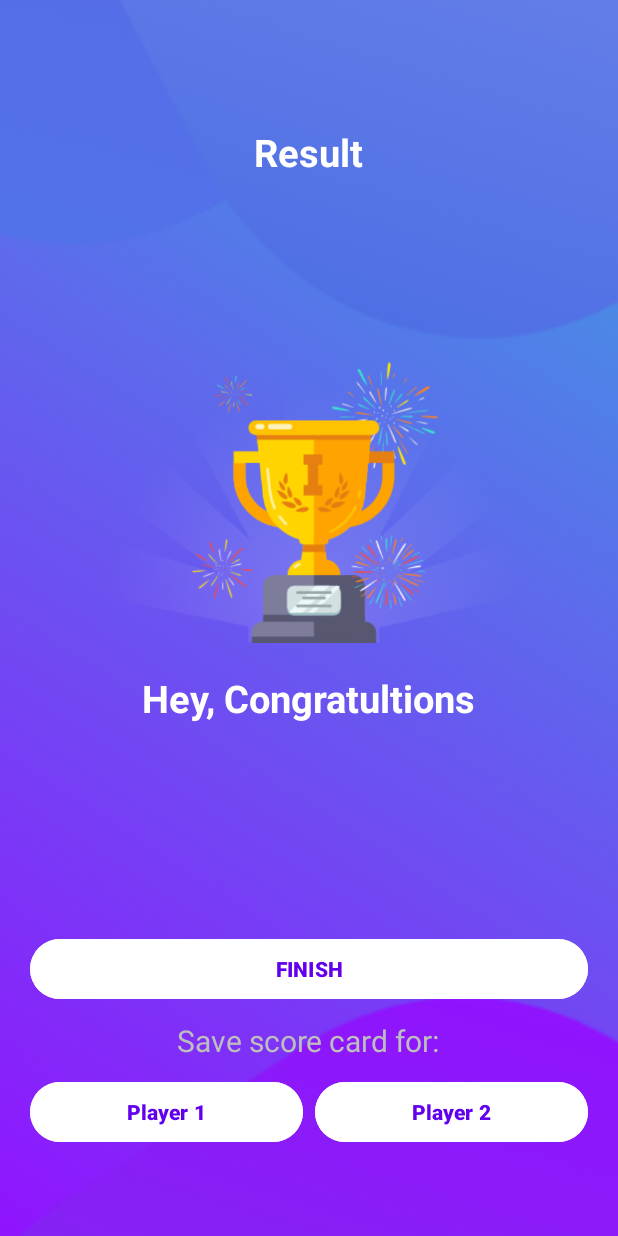
After one commit to chayan-dev/Quizzy, an Android app: the ResultFragment screen opened through its navigation route, on a phone screen of 412 x 824 dp. The commit adds this screen. Run offline under Robolectric (Android 15) with nearby library versions, the phone set to English and light mode, and no system bars; 2 statements that could not run were skipped.

```diff
--- a/app/build.gradle
+++ b/app/build.gradle
@@ -30,6 +30,9 @@ android {
     }
     kotlinOptions {
         jvmTarget = '1.8'
+    }
+    buildFeatures{
+        viewBinding true
     }
 }
 
--- /dev/null
+++ b/app/src/main/java/com/example/quizzy/QuestionFragment.kt
@@ -0,0 +1,73 @@
+package com.example.quizzy
+
+import android.os.Bundle
+import android.util.Log
+import androidx.fragment.app.Fragment
+import android.view.LayoutInflater
+import android.view.View
+import android.view.ViewGroup
+import androidx.fragment.app.activityViewModels
+import androidx.lifecycle.Observer
+import androidx.navigation.fragment.findNavController
+import androidx.recyclerview.widget.LinearLayoutManager
+import com.example.quizzy.databinding.FragmentQuestionBinding
+
+class QuestionFragment : Fragment() {
+
+  private lateinit var binding: FragmentQuestionBinding
+  private lateinit var optionsAdapter: OptionsAdapter
+  private val viewModel by activityViewModels<MainViewModel>()
+
+  override fun onCreateView(
+    inflater: LayoutInflater, container: ViewGroup?,
+    savedInstanceState: Bundle?
+  ): View? {
+    // Inflate the layout for this fragment
+    binding = FragmentQuestionBinding.inflate(inflater, container, false)
+
+    optionsAdapter = OptionsAdapter(listOf(), -1) { onOptionClickAction(it) }
+    binding.rvOptions.layoutManager = LinearLayoutManager(context)
+    binding.rvOptions.adapter = optionsAdapter
+
+    viewModel.getQuestions()
+
+    return binding.root
+  }
+
+  override fun onViewCreated(view: View, savedInstanceState: Bundle?) {
+    super.onViewCreated(view, savedInstanceState)
+
+    viewModel.currQuestion.observe(viewLifecycleOwner, Observer {
+      binding.tvQuestion.text = it.question
+      optionsAdapter.options = it.options
+      optionsAdapter.correctOp = it.options.indexOf(it.correctAnswer)
+      optionsAdapter.notifyDataSetChanged()
+    })
+
+    viewModel.btnText.observe(viewLifecycleOwner, Observer {
+      binding.btnSubmit.text = it
+    })
+
+    binding.btnSubmit.setOnClickListener {
+      if(binding.btnSubmit.text == "FINISH"){
+        findNavController().navigate(R.id.action_questionFragment_to_resultFragment)
+      }
+      else{
+        if(binding.btnSubmit.text == "submit"){
+          optionsAdapter.showCorrectOption()
+        }
+        viewModel.submitActon()
+      }
+    }
+
+    viewModel.scores.observe(viewLifecycleOwner, Observer {
+      Log.d("scores_ld",it.toString())
+    })
+
+
+  }
+
+  private fun onOptionClickAction(it: Int) {
+    viewModel.setSelectedOption(it)
+  }
+}
--- /dev/null
+++ b/app/src/main/java/com/example/quizzy/ResultFragment.kt
@@ -0,0 +1,37 @@
+package com.example.quizplay
+
+import android.os.Bundle
+import android.util.Log
+import androidx.fragment.app.Fragment
+import android.view.LayoutInflater
+import android.view.View
+import android.view.ViewGroup
+import androidx.fragment.app.activityViewModels
+import androidx.lifecycle.Observer
+import androidx.navigation.fragment.findNavController
+import com.example.quizzy.MainViewModel
+import com.example.quizzy.databinding.FragmentResultBinding
+
+
+class ResultFragment : Fragment() {
+
+  lateinit var binding: FragmentResultBinding
+  private val viewModel by activityViewModels<MainViewModel>()
+
+  override fun onCreateView(
+    inflater: LayoutInflater, container: ViewGroup?,
+    savedInstanceState: Bundle?
+  ): View? {
+    // Inflate the layout for this fragment
+    binding = FragmentResultBinding.inflate(inflater, container, false)
+    return binding.root
+  }
+
+  override fun onViewCreated(view: View, savedInstanceState: Bundle?) {
+    super.onViewCreated(view, savedInstanceState)
+
+
+
+  }
+
+}
--- /dev/null
+++ b/app/src/main/res/drawable/correct_option_border_bg.xml
@@ -0,0 +1,12 @@
+<?xml version="1.0" encoding="utf-8"?>
+<shape xmlns:android="http://schemas.android.com/apk/res/android"
+    android:shape="rectangle">
+
+    <stroke
+        android:width="1dp"
+        android:color="#E8E8E8" />
+
+    <solid android:color="@android:color/holo_green_light" />
+
+    <corners android:radius="5dp" />
+</shape>
--- /dev/null
+++ b/app/src/main/res/drawable/default_option_border_bg.xml
@@ -0,0 +1,12 @@
+<?xml version="1.0" encoding="utf-8"?>
+<shape xmlns:android="http://schemas.android.com/apk/res/android"
+    android:shape="rectangle">
+
+    <stroke
+        android:width="1dp"
+        android:color="#E8E8E8" />
+
+    <solid android:color="@android:color/white" />
+
+    <corners android:radius="5dp" />
+</shape>
--- /dev/null
+++ b/app/src/main/res/drawable/selected_option_border_bg.xml
@@ -0,0 +1,12 @@
+<?xml version="1.0" encoding="utf-8"?>
+<shape xmlns:android="http://schemas.android.com/apk/res/android"
+    android:shape="rectangle">
+
+    <stroke
+        android:width="1dp"
+        android:color="@color/design_default_color_primary" />
+
+    <solid android:color="@android:color/white" />
+
+    <corners android:radius="5dp" />
+</shape>
--- /dev/null
+++ b/app/src/main/res/drawable/wrong_option_border_bg.xml
@@ -0,0 +1,12 @@
+<?xml version="1.0" encoding="utf-8"?>
+<shape xmlns:android="http://schemas.android.com/apk/res/android"
+    android:shape="rectangle">
+
+    <stroke
+        android:width="1dp"
+        android:color="#E8E8E8" />
+
+    <solid android:color="@android:color/holo_red_light" />
+
+    <corners android:radius="5dp" />
+</shape>
--- a/app/src/main/res/layout/activity_main.xml
+++ b/app/src/main/res/layout/activity_main.xml
@@ -6,13 +6,23 @@
   android:layout_height="match_parent"
   tools:context=".MainActivity">
 
-  <TextView
-    android:layout_width="wrap_content"
-    android:layout_height="wrap_content"
-    android:text="Hello World!"
+  <FrameLayout
+    android:id="@+id/flFragment"
+    android:layout_width="match_parent"
+    android:layout_height="match_parent"
     app:layout_constraintBottom_toBottomOf="parent"
     app:layout_constraintEnd_toEndOf="parent"
     app:layout_constraintStart_toStartOf="parent"
-    app:layout_constraintTop_toTopOf="parent" />
+    app:layout_constraintTop_toTopOf="parent">
+
+    <androidx.fragment.app.FragmentContainerView
+      android:id="@+id/NavHostFragment"
+      android:name="androidx.navigation.fragment.NavHostFragment"
+      android:layout_width="match_parent"
+      android:layout_height="match_parent"
+      app:defaultNavHost="true"
+      app:navGraph="@navigation/nav_graph" />
+
+  </FrameLayout>
 
 </androidx.constraintlayout.widget.ConstraintLayout>
--- /dev/null
+++ b/app/src/main/res/layout/fragment_result.xml
@@ -0,0 +1,118 @@
+<?xml version="1.0" encoding="utf-8"?>
+<LinearLayout xmlns:android="http://schemas.android.com/apk/res/android"
+  xmlns:app="http://schemas.android.com/apk/res-auto"
+  xmlns:tools="http://schemas.android.com/tools"
+  android:layout_width="match_parent"
+  android:layout_height="match_parent"
+  android:background="@drawable/ic_bg"
+  android:orientation="vertical"
+  android:gravity="center"
+  android:padding="20dp">
+
+  <TextView
+    android:id="@+id/tv_result"
+    android:layout_width="wrap_content"
+    android:layout_height="wrap_content"
+    android:layout_marginTop="25dp"
+    android:text="Result"
+    android:textColor="@color/white"
+    android:textSize="25sp"
+    android:textStyle="bold"/>
+
+  <ImageView
+    android:id="@+id/tv_trophy"
+    android:layout_width="wrap_content"
+    android:layout_height="313dp"
+    android:contentDescription="image"
+    android:src="@drawable/ic_trophy" />
+
+  <TextView
+    android:layout_width="wrap_content"
+    android:layout_height="wrap_content"
+    android:id="@+id/tv_congo"
+    android:layout_marginTop="16dp"
+    android:text="Hey, Congratultions"
+    android:textColor="@color/white"
+    android:textSize="25dp"
+    android:textStyle="bold"/>
+
+  <TextView
+    android:id="@+id/tv_name"
+    android:layout_width="wrap_content"
+    android:layout_height="wrap_content"
+    android:layout_marginTop="25dp"
+    android:textColor="@android:color/white"
+    android:textSize="22sp"
+    android:textStyle="bold"
+    tools:text="Username" />
+
+  <TextView
+    android:layout_width="wrap_content"
+    android:layout_height="wrap_content"
+    android:id="@+id/tv_score1"
+    android:layout_marginTop="10dp"
+    android:textColor="@android:color/secondary_text_dark"
+    android:textSize="20sp"
+    tools:text="You Scored 9 out of 10"/>
+
+  <TextView
+    android:layout_width="wrap_content"
+    android:layout_height="wrap_content"
+    android:id="@+id/tv_score2"
+    android:layout_marginTop="10dp"
+    android:textColor="@android:color/secondary_text_dark"
+    android:textSize="20sp"
+    tools:text="You Scored 9 out of 10"/>
+
+  <Button
+    android:id="@+id/btn_finish"
+    android:layout_width="match_parent"
+    android:layout_height="wrap_content"
+    android:layout_marginTop="10dp"
+    android:backgroundTint="@color/white"
+    android:text="FINISH"
+    android:textColor="@color/design_default_color_primary"
+    android:textStyle="bold"/>
+
+  <TextView
+    android:layout_width="wrap_content"
+    android:layout_height="wrap_content"
+    android:id="@+id/tv_save"
+    android:layout_marginTop="10dp"
+    android:textColor="@android:color/secondary_text_dark"
+    android:textSize="20sp"
+    android:text="Save score card for:"/>
+
+  <LinearLayout
+    android:layout_width="match_parent"
+    android:layout_height="wrap_content"
+    android:orientation="horizontal">
+
+    <Button
+      android:id="@+id/btn_save1"
+      android:layout_width="wrap_content"
+      android:layout_height="wrap_content"
+      android:layout_marginTop="10dp"
+      android:layout_marginEnd="4dp"
+      android:backgroundTint="@color/white"
+      android:text="Player 1"
+      android:textColor="@color/design_default_color_primary"
+      android:textStyle="bold"
+      android:layout_weight="1"/>
+
+    <Button
+      android:id="@+id/btn_save2"
+      android:layout_width="wrap_content"
+      android:layout_height="wrap_content"
+      android:layout_marginTop="10dp"
+      android:layout_marginStart="4dp"
+      android:backgroundTint="@color/white"
+      android:text="Player 2"
+      android:textColor="@color/design_default_color_primary"
+      android:textStyle="bold"
+      android:layout_weight="1"/>
+
+  </LinearLayout>
+
+
+</LinearLayout>
--- /dev/null
+++ b/app/src/main/res/navigation/nav_graph.xml
@@ -0,0 +1,19 @@
+<?xml version="1.0" encoding="utf-8"?>
+<navigation xmlns:android="http://schemas.android.com/apk/res/android"
+  xmlns:app="http://schemas.android.com/apk/res-auto"
+  android:id="@+id/nav_graph.xml"
+  app:startDestination="@id/questionFragment">
+
+  <fragment
+    android:id="@+id/questionFragment"
+    android:name="com.example.quizzy.QuestionFragment"
+    android:label="QuestionFragment" >
+    <action
+      android:id="@+id/action_questionFragment_to_resultFragment"
+      app:destination="@id/resultFragment" />
+  </fragment>
+  <fragment
+    android:id="@+id/resultFragment"
+    android:name="com.example.quizplay.ResultFragment"
+    android:label="ResultFragment" />
+</navigation>
```
Also changed, not shown: app/src/main/java/com/example/quizzy/MainViewModel.kt (added, +139 -0 lines), app/src/main/java/com/example/quizzy/OptionsAdapter.kt (added, +104 -0 lines), app/src/main/res/layout/fragment_question.xml (added, +104 -0 lines), app/src/main/res/layout/item_option.xml (added, +26 -0 lines), app/src/main/res/drawable/ic_bg.png (added), app/src/main/res/drawable/ic_trophy.png (added).
